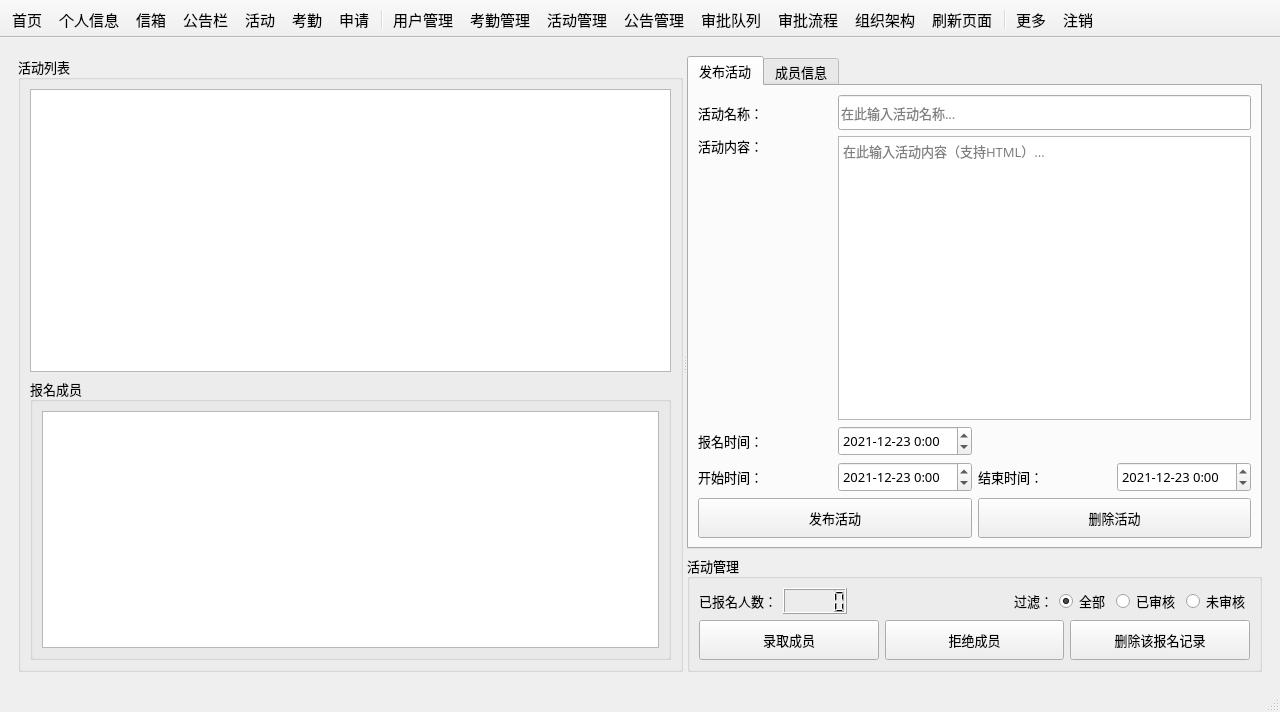
The window that mainwindow.ui (csthenry/weplanet-desktop) describes before a commit, drawn with Qt 5.
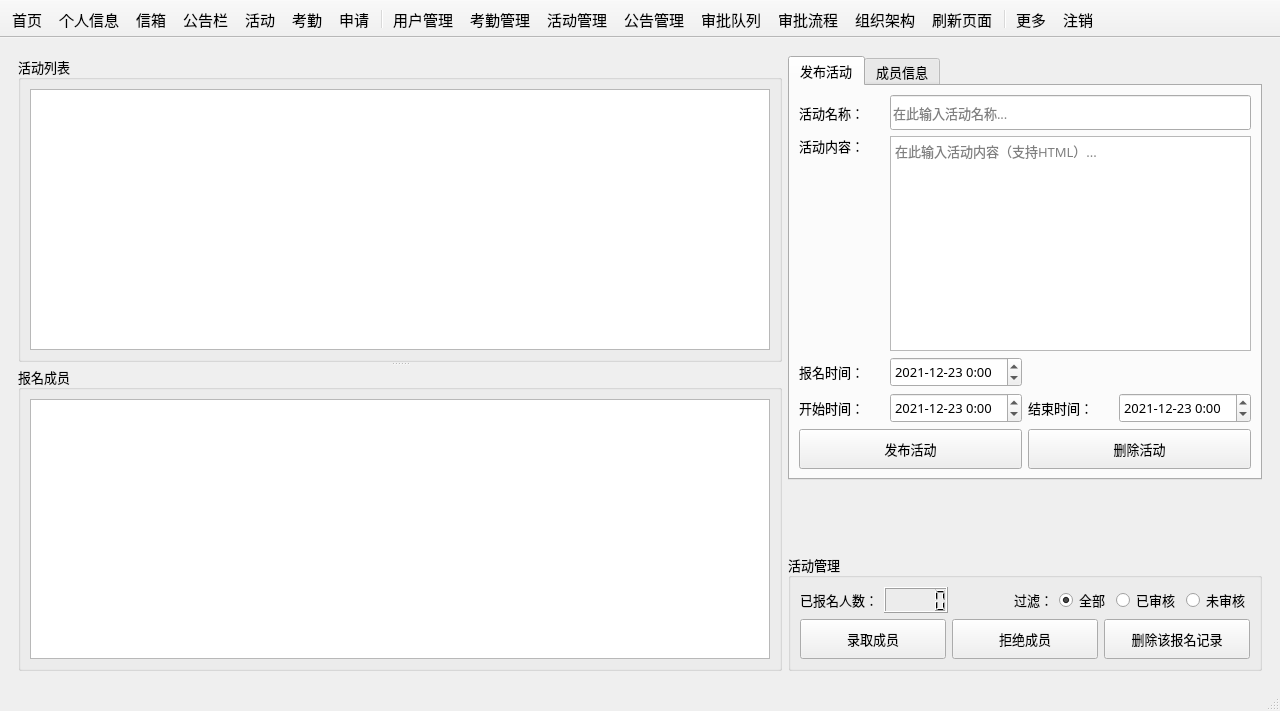
The same window after the commit. Icons and pictures are not drawn. Custom widgets are drawn as their Qt base class.

Commit message: 修复活动管理页面UI问题。

The edit to the form file:
```diff
--- a/mainwindow.ui
+++ b/mainwindow.ui
@@ -7,7 +7,7 @@
     <x>0</x>
     <y>0</y>
     <width>1280</width>
-    <height>712</height>
+    <height>711</height>
    </rect>
   </property>
   <property name="minimumSize">
@@ -24,7 +24,7 @@
     <normaloff>:/images/logo/MagicLightAssistant.png</normaloff>:/images/logo/MagicLightAssistant.png</iconset>
   </property>
   <widget class="QWidget" name="centralwidget">
-   <layout class="QGridLayout" name="gridLayout">
+   <layout class="QGridLayout" name="gridLayout_80">
     <item row="0" column="0">
      <widget class="QStackedWidget" name="stackedWidget">
       <property name="enabled">
@@ -3824,55 +3824,133 @@
        </layout>
       </widget>
       <widget class="QWidget" name="actManagePage">
-       <layout class="QGridLayout" name="gridLayout_81">
-        <item row="0" column="0">
-         <widget class="QSplitter" name="splitter_3">
-          <property name="orientation">
-           <enum>Qt::Horizontal</enum>
-          </property>
-          <widget class="QGroupBox" name="groupBox_36">
-           <property name="minimumSize">
-            <size>
-             <width>665</width>
-             <height>0</height>
-            </size>
-           </property>
+       <layout class="QGridLayout" name="gridLayout_79">
+        <item row="2" column="1">
+         <widget class="QGroupBox" name="groupBox_39">
            <property name="font">
             <font>
-             <family>微软雅黑</family>
              <pointsize>10</pointsize>
             </font>
            </property>
            <property name="title">
-            <string>活动列表</string>
-           </property>
-           <layout class="QGridLayout" name="gridLayout_62">
+           <string>活动管理</string>
+          </property>
+          <layout class="QGridLayout" name="gridLayout_50">
+           <item row="0" column="0" colspan="3">
+            <layout class="QGridLayout" name="gridLayout_49">
+             <item row="0" column="0">
+              <widget class="QLabel" name="label_74">
+               <property name="text">
+                <string>已报名人数：</string>
+               </property>
+              </widget>
+             </item>
+             <item row="0" column="1">
+              <widget class="QLCDNumber" name="lcdNumber_actMem">
+               <property name="smallDecimalPoint">
+                <bool>false</bool>
+               </property>
+              </widget>
+             </item>
+             <item row="0" column="2">
+              <spacer name="horizontalSpacer_9">
+               <property name="orientation">
+                <enum>Qt::Horizontal</enum>
+               </property>
+               <property name="sizeHint" stdset="0">
+                <size>
+                 <width>40</width>
+                 <height>20</height>
+                </size>
+               </property>
+              </spacer>
+             </item>
+             <item row="0" column="4">
+              <layout class="QGridLayout" name="gridLayout_47">
+               <item row="0" column="0">
+                <widget class="QRadioButton" name="rBtn_actAll">
+                 <property name="text">
+                  <string>全部</string>
+                 </property>
+                 <property name="checked">
+                  <bool>true</bool>
+                 </property>
+                </widget>
+               </item>
+               <item row="0" column="1">
+                <widget class="QRadioButton" name="rBtn_actFinished">
+                 <property name="text">
+                  <string>已审核</string>
+                 </property>
+                </widget>
+               </item>
+               <item row="0" column="2">
+                <widget class="QRadioButton" name="rBtn_actPending">
+                 <property name="text">
+                  <string>未审核</string>
+                 </property>
+                </widget>
+               </item>
+              </layout>
+             </item>
+             <item row="0" column="3">
+              <widget class="QLabel" name="label_75">
+               <property name="text">
+                <string>过滤：</string>
+               </property>
+              </widget>
+             </item>
+            </layout>
+           </item>
             <item row="1" column="0">
-             <widget class="QGroupBox" name="groupBox_37">
-              <property name="title">
-               <string>报名成员</string>
-              </property>
-              <layout class="QGridLayout" name="gridLayout_51">
-               <item row="0" column="0">
-                <widget class="QTableView" name="tableView_actMember"/>
-               </item>
-              </layout>
-             </widget>
-            </item>
-            <item row="0" column="0">
-             <widget class="QTableView" name="tableView_actList"/>
+            <widget class="QPushButton" name="btn_actApprove">
+             <property name="minimumSize">
+              <size>
+               <width>0</width>
+               <height>40</height>
+              </size>
+             </property>
+             <property name="text">
+              <string>录取成员</string>
+             </property>
+            </widget>
+           </item>
+           <item row="1" column="1">
+            <widget class="QPushButton" name="btn_actReject">
+             <property name="minimumSize">
+              <size>
+               <width>0</width>
+               <height>40</height>
+              </size>
+             </property>
+             <property name="text">
+              <string>拒绝成员</string>
+             </property>
+            </widget>
+           </item>
+           <item row="1" column="2">
+            <widget class="QPushButton" name="btn_actDel">
+             <property name="minimumSize">
+              <size>
+               <width>0</width>
+               <height>40</height>
+              </size>
+             </property>
+             <property name="text">
+              <string>删除该报名记录</string>
+             </property>
+            </widget>
             </item>
            </layout>
           </widget>
-          <widget class="QWidget" name="layoutWidget">
-           <layout class="QGridLayout" name="gridLayout_80">
-            <item row="0" column="0">
+        </item>
+        <item row="0" column="1">
              <widget class="QTabWidget" name="tabWidget_2">
-              <property name="maximumSize">
-               <size>
-                <width>580</width>
-                <height>16777215</height>
-               </size>
+          <property name="sizePolicy">
+           <sizepolicy hsizetype="Fixed" vsizetype="Fixed">
+            <horstretch>0</horstretch>
+            <verstretch>0</verstretch>
+           </sizepolicy>
               </property>
               <property name="font">
                <font>
@@ -3886,9 +3964,21 @@
                <attribute name="title">
                 <string>发布活动</string>
                </attribute>
-               <layout class="QGridLayout" name="gridLayout_79">
+           <layout class="QGridLayout" name="gridLayout">
                 <item row="0" column="0">
                  <widget class="QLabel" name="label_39">
+              <property name="minimumSize">
+               <size>
+                <width>85</width>
+                <height>0</height>
+               </size>
+              </property>
+              <property name="maximumSize">
+               <size>
+                <width>85</width>
+                <height>16777215</height>
+               </size>
+              </property>
                   <property name="font">
                    <font>
                     <pointsize>10</pointsize>
@@ -3929,6 +4019,18 @@
                 </item>
                 <item row="1" column="0">
                  <widget class="QLabel" name="label_40">
+              <property name="minimumSize">
+               <size>
+                <width>85</width>
+                <height>0</height>
+               </size>
+              </property>
+              <property name="maximumSize">
+               <size>
+                <width>85</width>
+                <height>16777215</height>
+               </size>
+              </property>
                   <property name="font">
                    <font>
                     <pointsize>10</pointsize>
@@ -3972,6 +4074,18 @@
                 </item>
                 <item row="3" column="0">
                  <widget class="QLabel" name="label_41">
+              <property name="minimumSize">
+               <size>
+                <width>85</width>
+                <height>0</height>
+               </size>
+              </property>
+              <property name="maximumSize">
+               <size>
+                <width>85</width>
+                <height>16777215</height>
+               </size>
+              </property>
                   <property name="font">
                    <font>
                     <pointsize>10</pointsize>
@@ -3990,6 +4104,12 @@
                     <height>30</height>
                    </size>
                   </property>
+              <property name="maximumSize">
+               <size>
+                <width>180</width>
+                <height>30</height>
+               </size>
+              </property>
                   <property name="font">
                    <font>
                     <pointsize>10</pointsize>
@@ -4009,6 +4129,18 @@
                 </item>
                 <item row="4" column="0">
                  <widget class="QLabel" name="label_42">
+              <property name="minimumSize">
+               <size>
+                <width>85</width>
+                <height>0</height>
+               </size>
+              </property>
+              <property name="maximumSize">
+               <size>
+                <width>85</width>
+                <height>16777215</height>
+               </size>
+              </property>
                   <property name="font">
                    <font>
                     <pointsize>10</pointsize>
@@ -4027,6 +4159,12 @@
                     <height>30</height>
                    </size>
                   </property>
+              <property name="maximumSize">
+               <size>
+                <width>180</width>
+                <height>30</height>
+               </size>
+              </property>
                   <property name="font">
                    <font>
                     <pointsize>10</pointsize>
@@ -4046,6 +4184,18 @@
                 </item>
                 <item row="4" column="2">
                  <widget class="QLabel" name="label_43">
+              <property name="minimumSize">
+               <size>
+                <width>85</width>
+                <height>0</height>
+               </size>
+              </property>
+              <property name="maximumSize">
+               <size>
+                <width>85</width>
+                <height>16777215</height>
+               </size>
+              </property>
                   <property name="font">
                    <font>
                     <pointsize>10</pointsize>
@@ -4064,6 +4214,12 @@
                     <height>30</height>
                    </size>
                   </property>
+              <property name="maximumSize">
+               <size>
+                <width>180</width>
+                <height>30</height>
+               </size>
+              </property>
                   <property name="font">
                    <font>
                     <pointsize>10</pointsize>
@@ -4450,128 +4606,68 @@
               </widget>
              </widget>
             </item>
-            <item row="1" column="0">
-             <widget class="QGroupBox" name="groupBox_39">
+        <item row="0" column="0" rowspan="3">
+         <widget class="QSplitter" name="splitter_3">
+          <property name="orientation">
+           <enum>Qt::Vertical</enum>
+          </property>
+          <widget class="QGroupBox" name="groupBox_36">
+           <property name="minimumSize">
+            <size>
+             <width>665</width>
+             <height>0</height>
+            </size>
+           </property>
               <property name="font">
                <font>
+             <family>微软雅黑</family>
                 <pointsize>10</pointsize>
                </font>
               </property>
               <property name="title">
-               <string>活动管理</string>
-              </property>
-              <layout class="QGridLayout" name="gridLayout_50">
-               <item row="0" column="0" colspan="3">
-                <layout class="QGridLayout" name="gridLayout_49">
+            <string>活动列表</string>
+           </property>
+           <layout class="QGridLayout" name="gridLayout_62">
                  <item row="0" column="0">
-                  <widget class="QLabel" name="label_74">
-                   <property name="text">
-                    <string>已报名人数：</string>
-                   </property>
-                  </widget>
-                 </item>
-                 <item row="0" column="1">
-                  <widget class="QLCDNumber" name="lcdNumber_actMem">
-                   <property name="smallDecimalPoint">
-                    <bool>false</bool>
-                   </property>
-                  </widget>
-                 </item>
-                 <item row="0" column="2">
-                  <spacer name="horizontalSpacer_9">
+             <widget class="QTableView" name="tableView_actList"/>
+            </item>
+           </layout>
+          </widget>
+          <widget class="QGroupBox" name="groupBox_37">
+           <property name="minimumSize">
+            <size>
+             <width>665</width>
+             <height>0</height>
+            </size>
+           </property>
+           <property name="font">
+            <font>
+             <pointsize>10</pointsize>
+            </font>
+           </property>
+           <property name="title">
+            <string>报名成员</string>
+           </property>
+           <layout class="QGridLayout" name="gridLayout_51">
+            <item row="0" column="0">
+             <widget class="QTableView" name="tableView_actMember"/>
+            </item>
+           </layout>
+          </widget>
+         </widget>
+        </item>
+        <item row="1" column="1">
+         <spacer name="verticalSpacer_8">
                    <property name="orientation">
-                    <enum>Qt::Horizontal</enum>
+           <enum>Qt::Vertical</enum>
                    </property>
                    <property name="sizeHint" stdset="0">
                     <size>
-                     <width>40</width>
-                     <height>20</height>
+            <width>20</width>
+            <height>40</height>
                     </size>
                    </property>
                   </spacer>
-                 </item>
-                 <item row="0" column="4">
-                  <layout class="QGridLayout" name="gridLayout_47">
-                   <item row="0" column="0">
-                    <widget class="QRadioButton" name="rBtn_actAll">
-                     <property name="text">
-                      <string>全部</string>
-                     </property>
-                     <property name="checked">
-                      <bool>true</bool>
-                     </property>
-                    </widget>
-                   </item>
-                   <item row="0" column="1">
-                    <widget class="QRadioButton" name="rBtn_actFinished">
-                     <property name="text">
-                      <string>已审核</string>
-                     </property>
-                    </widget>
-                   </item>
-                   <item row="0" column="2">
-                    <widget class="QRadioButton" name="rBtn_actPending">
-                     <property name="text">
-                      <string>未审核</string>
-                     </property>
-                    </widget>
-                   </item>
-                  </layout>
-                 </item>
-                 <item row="0" column="3">
-                  <widget class="QLabel" name="label_75">
-                   <property name="text">
-                    <string>过滤：</string>
-                   </property>
-                  </widget>
-                 </item>
-                </layout>
-               </item>
-               <item row="1" column="0">
-                <widget class="QPushButton" name="btn_actApprove">
-                 <property name="minimumSize">
-                  <size>
-                   <width>0</width>
-                   <height>40</height>
-                  </size>
-                 </property>
-                 <property name="text">
-                  <string>录取成员</string>
-                 </property>
-                </widget>
-               </item>
-               <item row="1" column="1">
-                <widget class="QPushButton" name="btn_actReject">
-                 <property name="minimumSize">
-                  <size>
-                   <width>0</width>
-                   <height>40</height>
-                  </size>
-                 </property>
-                 <property name="text">
-                  <string>拒绝成员</string>
-                 </property>
-                </widget>
-               </item>
-               <item row="1" column="2">
-                <widget class="QPushButton" name="btn_actDel">
-                 <property name="minimumSize">
-                  <size>
-                   <width>0</width>
-                   <height>40</height>
-                  </size>
-                 </property>
-                 <property name="text">
-                  <string>删除该报名记录</string>
-                 </property>
-                </widget>
-               </item>
-              </layout>
-             </widget>
-            </item>
-           </layout>
-          </widget>
-         </widget>
         </item>
        </layout>
       </widget>
```
Lines whose indentation alone changed are shown as unchanged. The commit also changes 1 other file.
